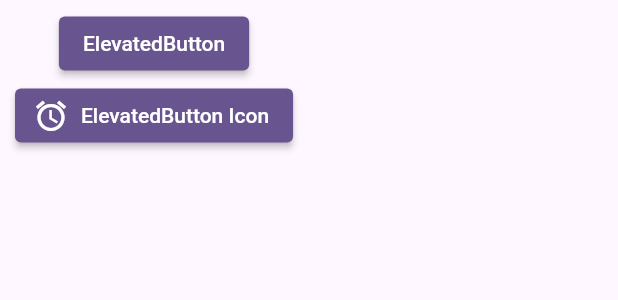
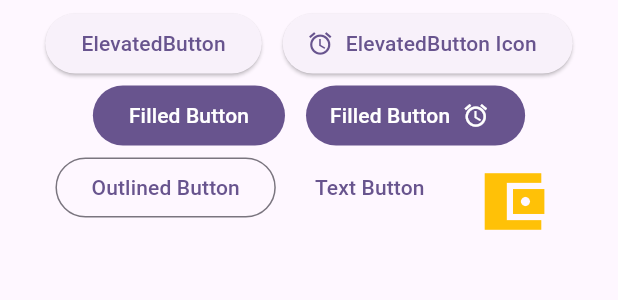
Before and after one commit to arodriguezgim/PMDM2526, a Flutter app: the _BotonesScreenView widget shown alone on an empty page, opened directly, on a phone screen of 412 x 824 dp. Shown: the top 300 px of the screen. Run offline on Flutter 3.47's test engine with Material 3 defaults, Android fonts, the phone set to English and light mode, and no system bars; network calls fail.

Commit message:
Fin clase 2

```diff
--- a/Flutter/componentes/lib/config/theme/app_theme.dart
+++ b/Flutter/componentes/lib/config/theme/app_theme.dart
@@ -16,12 +16,15 @@ class AppTheme {
   AppTheme({this.colorSeleccionado = 0 });
 
   ThemeData obtenerTema() => ThemeData(
-    useMaterial3: false,
+    useMaterial3: true,
     colorSchemeSeed: listaDeColores[colorSeleccionado],
 
     appBarTheme: AppBarTheme(
       centerTitle: true,
-    )
+    ),
+
+    iconTheme: IconThemeData(color: listaDeColores[colorSeleccionado]),
+
   );
 
 }
--- a/Flutter/componentes/lib/presentation/screens/botones_screen.dart
+++ b/Flutter/componentes/lib/presentation/screens/botones_screen.dart
@@ -24,9 +24,12 @@ class _BotonesScreenView extends StatelessWidget {
   @override
   Widget build(BuildContext context) {
     return Container(
+      width: double.infinity,
       child: Padding(
         padding: EdgeInsetsGeometry.symmetric(vertical: 5, horizontal: 10),
-        child: Column(
+        child: Wrap(
+          spacing: 14,
+          alignment: WrapAlignment.center,
           children: [
             ElevatedButton(
               onPressed: () {  },
@@ -37,6 +40,31 @@ class _BotonesScreenView extends StatelessWidget {
               label: Text('ElevatedButton Icon'),
               icon: Icon( Icons.access_alarm_outlined),
               ),
+            FilledButton(
+              onPressed: (){},
+              child: Text('Filled Button')
+              ),
+            FilledButton.icon(
+              iconAlignment: IconAlignment.end,
+              onPressed: (){},
+              label: Text('Filled Button'),
+              icon: Icon( Icons.access_alarm),
+              ),
+            OutlinedButton(
+
+              onPressed: (){},
+              child: Text('Outlined Button')
+              ),
+            TextButton(
+              onPressed: (){},
+              child: Text('Text Button'),
+              ),
+            IconButton(
+              onPressed: (){},
+              icon: Icon( Icons.account_balance_wallet_sharp,),
+              color: Colors.amber,
+              iconSize: 50,
+              )
           ],
         ),
       ),
--- /dev/null
+++ b/Flutter/componentes/lib/presentation/widgets/tarjeta_personalizada_1.dart
@@ -0,0 +1,32 @@
+import 'package:flutter/material.dart';
+class TarjetaPersonalizada1 extends StatelessWidget {
+  const TarjetaPersonalizada1({
+    super.key,
+  });
+
+  @override
+  Widget build(BuildContext context) {
+    final colors = Theme.of(context).colorScheme;
+    return Card(
+      child: Column(
+        children: [
+          ListTile(
+            leading: Icon( Icons.photo_album_outlined, color: colors.primary,),
+            title: Text('Soy un título'),
+            subtitle: Text('Ex aliqua dolore fugiat velit sit aliqua pariatur aute culpa. Elit magna mollit magna exercitation eu. Aute fugiat est exercitation labore mollit magna laboris cupidatat pariatur labore irure. Lorem magna cupidatat eiusmod amet deserunt do esse fugiat et id occaecat consequat. Proident dolore Lorem aliqua sint exercitation ipsum occaecat.'),
+          ),
+          Padding(
+            padding: const EdgeInsets.only(right: 10),
+            child: Row(
+              mainAxisAlignment: MainAxisAlignment.end,
+              children: [
+                TextButton(onPressed: (){}, child: Text('Cancelar'), style: TextButton.styleFrom(foregroundColor: colors.error),),
+                TextButton(onPressed: (){}, child: Text('Ok')),
+              ],
+            ),
+          )
+        ],
+      ),
+    );
+  }
+}
```
Also changed, not shown: Flutter/componentes/lib/presentation/screens/tarjestas_screen.dart (+13 -1 lines), Flutter/componentes/lib/presentation/widgets/tarjeta_personalizada_2.dart (added, +18 -0 lines).
